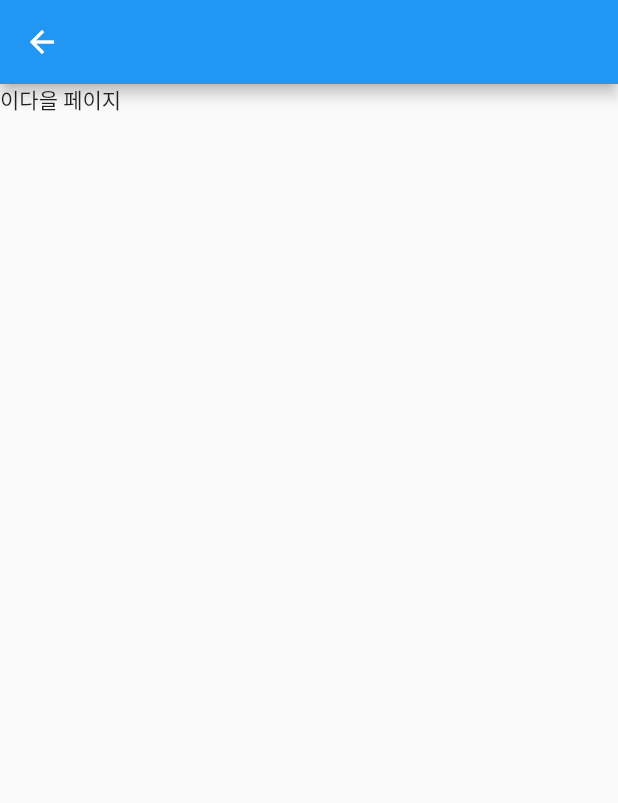
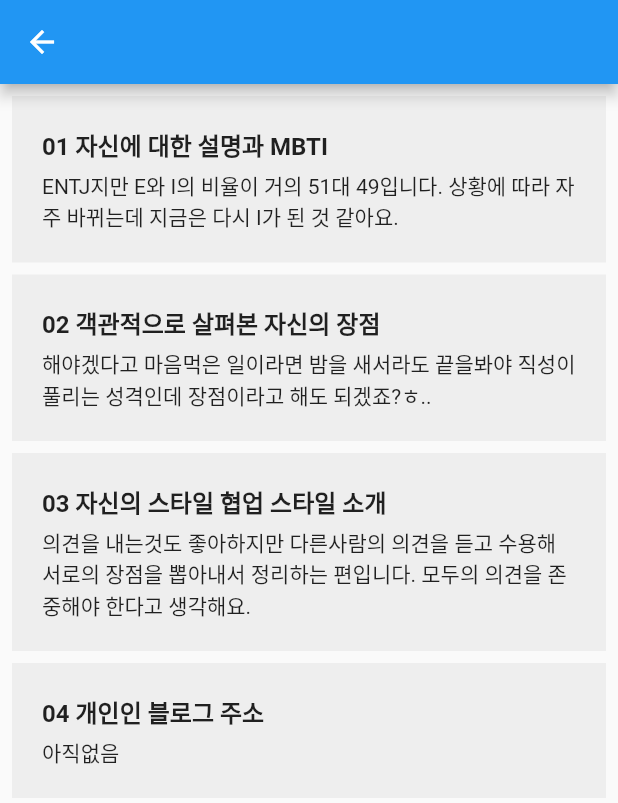
Before and after one commit to sinw212/TeamPage, a Flutter app: the DaeulPersonal screen opened directly, on a phone screen of 412 x 824 dp. Shown: the top 803 px of the screen. Run offline on Flutter 3.47's test engine with Material 2 defaults, Android fonts, the phone set to English and light mode, and no system bars.

Commit message:
개인페이지 완료

```diff
--- a/lib/daeul_personal.dart
+++ b/lib/daeul_personal.dart
@@ -7,8 +7,102 @@ class DaeulPersonal extends StatelessWidget {
   @override
   Widget build(BuildContext context) {
     return Scaffold(
-      appBar: AppBar(),
-      body: Text("이다을 페이지"),
-    );
+        appBar: AppBar(),
+        body: Column(
+          crossAxisAlignment: CrossAxisAlignment.start,
+          children: [
+            Container(
+              width: double.infinity,
+              color: Color(0xffeeeeee),
+              margin: EdgeInsets.all(8),
+              padding: EdgeInsets.all(20),
+              child: Column(
+                crossAxisAlignment: CrossAxisAlignment.start,
+                children: [
+                  Container(
+                    padding: EdgeInsets.fromLTRB(0, 0, 0, 5),
+                    child: Text(
+                      "01 자신에 대한 설명과 MBTI",
+                      style: TextStyle(
+                        fontSize: 16,
+                        fontWeight: FontWeight.bold,
+                      ),
+                    ),
+                  ),
+                  Text(
+                      "ENTJ지만 E와 I의 비율이 거의 51대 49입니다. 상황에 따라 자주 바뀌는데 지금은 다시 I가 된 것 같아요."),
+                ],
+              ),
+            ),
+            Container(
+              width: double.infinity,
+              color: Color(0xffeeeeee),
+              margin: EdgeInsets.fromLTRB(8, 0, 8, 8),
+              padding: EdgeInsets.all(20),
+              child: Column(
+                crossAxisAlignment: CrossAxisAlignment.start,
+                children: [
+                  Container(
+                    padding: EdgeInsets.fromLTRB(0, 0, 0, 5),
+                    child: Text(
+                      "02 객관적으로 살펴본 자신의 장점",
+                      style: TextStyle(
+                        fontSize: 16,
+                        fontWeight: FontWeight.bold,
+                      ),
+                    ),
+                  ),
+                  Text(
+                      "해야겠다고 마음먹은 일이라면 밤을 새서라도 끝을봐야 직성이 풀리는 성격인데 장점이라고 해도 되겠죠?ㅎ.."),
+                ],
+              ),
+            ),
+            Container(
+              width: double.infinity,
+              color: Color(0xffeeeeee),
+              margin: EdgeInsets.fromLTRB(8, 0, 8, 8),
+              padding: EdgeInsets.all(20),
+              child: Column(
+                crossAxisAlignment: CrossAxisAlignment.start,
+                children: [
+                  Container(
+                    padding: EdgeInsets.fromLTRB(0, 0, 0, 5),
+                    child: Text(
+                      "03 자신의 스타일 협업 스타일 소개",
+                      style: TextStyle(
+                        fontSize: 16,
+                        fontWeight: FontWeight.bold,
+                      ),
+                    ),
+                  ),
+                  Text(
+                      "의견을 내는것도 좋아하지만 다른사람의 의견을 듣고 수용해 서로의 장점을 뽑아내서 정리하는 편입니다. 모두의 의견을 존중해야 한다고 생각해요."),
+                ],
+              ),
+            ),
+            Container(
+              width: double.infinity,
+              color: Color(0xffeeeeee),
+              margin: EdgeInsets.fromLTRB(8, 0, 8, 8),
+              padding: EdgeInsets.all(20),
+              child: Column(
+                crossAxisAlignment: CrossAxisAlignment.start,
+                children: [
+                  Container(
+                    padding: EdgeInsets.fromLTRB(0, 0, 0, 5),
+                    child: Text(
+                      "04 개인인 블로그 주소",
+                      style: TextStyle(
+                        fontSize: 16,
+                        fontWeight: FontWeight.bold,
+                      ),
+                    ),
+                  ),
+                  Text("아직없음"),
+                ],
+              ),
+            ),
+          ],
+        ));
   }
 }
```
